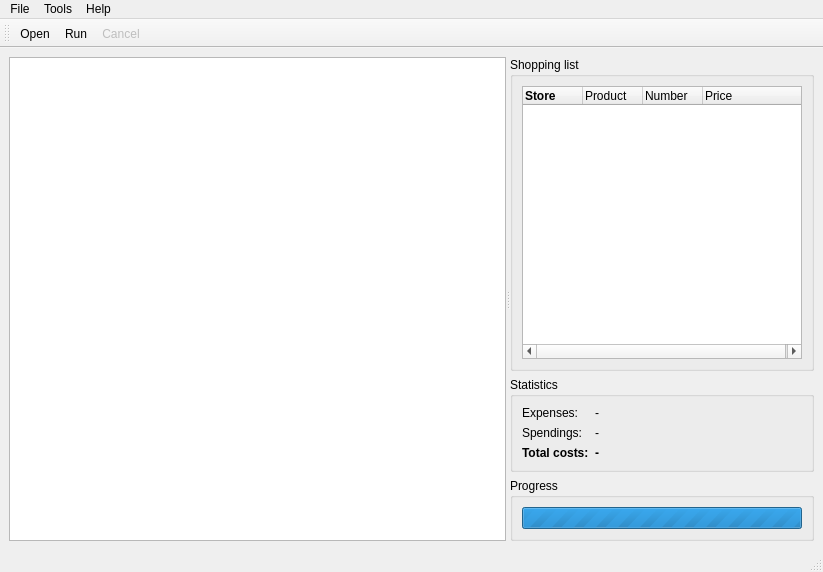
This is gui/ui_mainwindow.ui in domoritz/informaticup-2012 as Qt 5 draws it before an edit. The edited form follows.
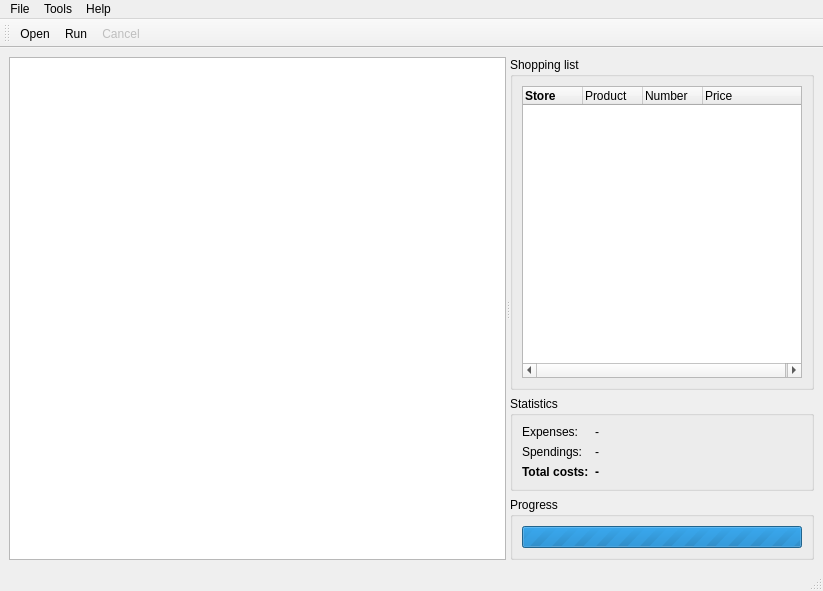
This is the edited form. Icons and pictures are not drawn. Custom widgets are drawn as their Qt base class.

```diff
--- a/gui/ui_mainwindow.ui
+++ b/gui/ui_mainwindow.ui
@@ -7,7 +7,7 @@
     <x>0</x>
     <y>0</y>
     <width>823</width>
-    <height>572</height>
+    <height>591</height>
    </rect>
   </property>
   <property name="sizePolicy">
```
Left out of the diff: 18 changed lines with no effect on the pictures.
